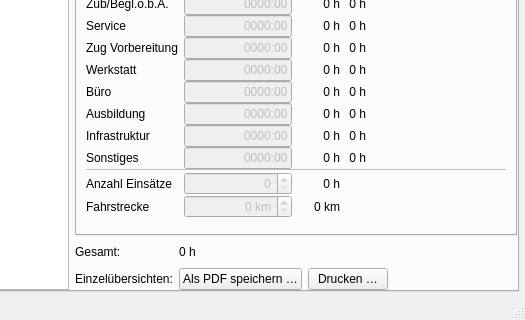
Before: the Qt Designer form Programm/personalwindow.ui in philjosch/Einsatzplaner, drawn with Qt 5; both pictures show x 160 to 685 and y 287 to 607 of the 685 by 607 pixel window.
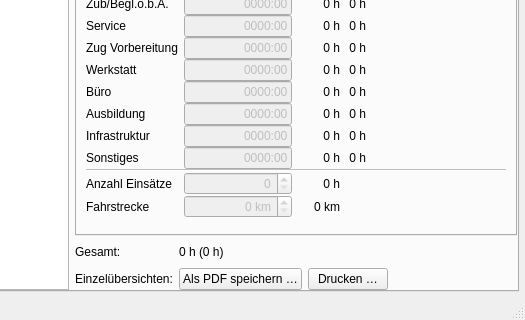
After: the same form once the commit is applied. The open tabs and pages were chosen to show the change.

Diff of the .ui file:
```diff
--- a/Programm/personalwindow.ui
+++ b/Programm/personalwindow.ui
@@ -2149,7 +2149,7 @@
           <item row="0" column="1">
            <widget class="QLabel" name="labelGesamt">
             <property name="text">
-             <string>0 h</string>
+             <string>0 h (0 h)</string>
             </property>
            </widget>
           </item>
```
